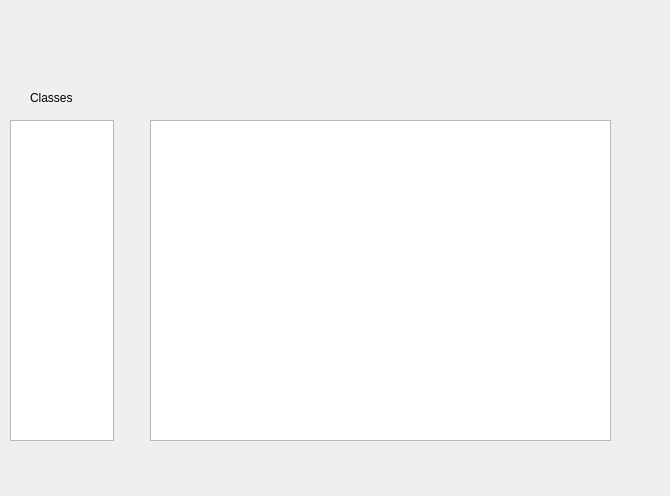
First picture: the form in repo_project/labViewGUI/labviewgui.ui, repository tokorealand/CS205, before the edit.
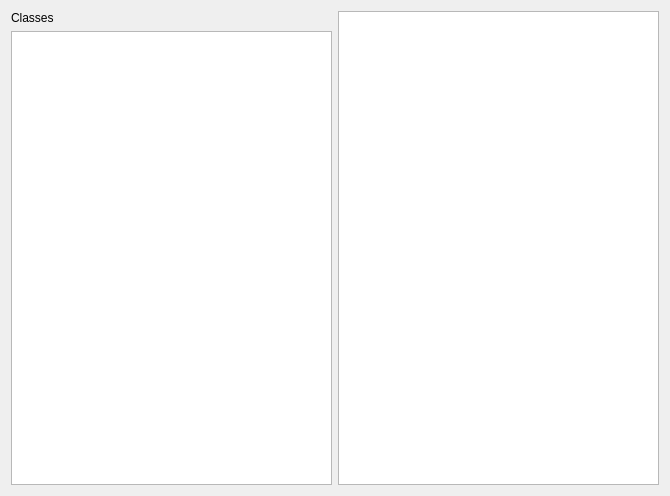
Second picture: the form after the edit.

Commit message: Added scaling to guis

Patch:
```diff
--- a/repo_project/labViewGUI/labviewgui.ui
+++ b/repo_project/labViewGUI/labviewgui.ui
@@ -13,45 +13,33 @@
   <property name="windowTitle">
    <string>labViewGUI</string>
   </property>
-  <widget class="QTextEdit" name="displayJavaText">
-   <property name="geometry">
-    <rect>
-     <x>150</x>
-     <y>120</y>
-     <width>461</width>
-     <height>321</height>
-    </rect>
-   </property>
-   <property name="readOnly">
-    <bool>true</bool>
-   </property>
-  </widget>
-  <widget class="QTextEdit" name="displayJavaClasses">
-   <property name="geometry">
-    <rect>
-     <x>10</x>
-     <y>120</y>
-     <width>104</width>
-     <height>321</height>
-    </rect>
-   </property>
-   <property name="readOnly">
-    <bool>true</bool>
-   </property>
-  </widget>
-  <widget class="QLabel" name="label">
-   <property name="geometry">
-    <rect>
-     <x>30</x>
-     <y>90</y>
-     <width>60</width>
-     <height>16</height>
-    </rect>
-   </property>
-   <property name="text">
-    <string>Classes</string>
-   </property>
-  </widget>
+  <layout class="QHBoxLayout" name="horizontalLayout">
+   <item>
+    <layout class="QVBoxLayout" name="verticalLayout">
+     <item>
+      <widget class="QLabel" name="label">
+       <property name="text">
+        <string>Classes</string>
+       </property>
+      </widget>
+     </item>
+     <item>
+      <widget class="QTextEdit" name="displayJavaClasses">
+       <property name="readOnly">
+        <bool>true</bool>
+       </property>
+      </widget>
+     </item>
+    </layout>
+   </item>
+   <item>
+    <widget class="QTextEdit" name="displayJavaText">
+     <property name="readOnly">
+      <bool>true</bool>
+     </property>
+    </widget>
+   </item>
+  </layout>
  </widget>
  <layoutdefault spacing="6" margin="11"/>
  <resources/>
```
The commit also changes 3 other files.
